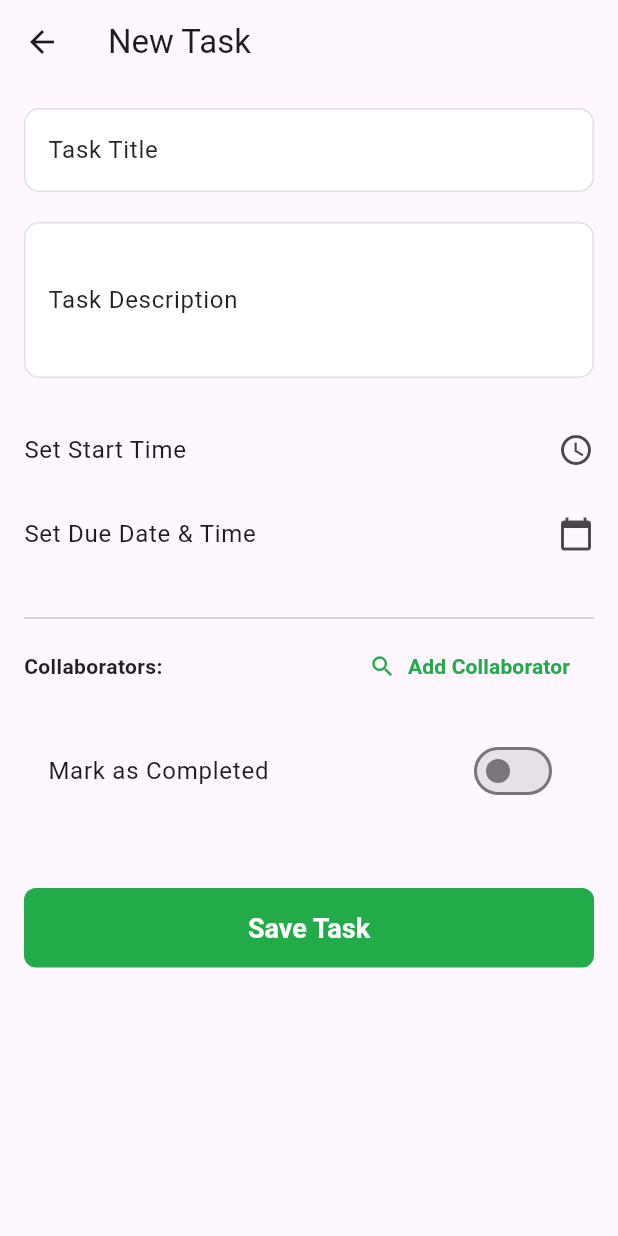
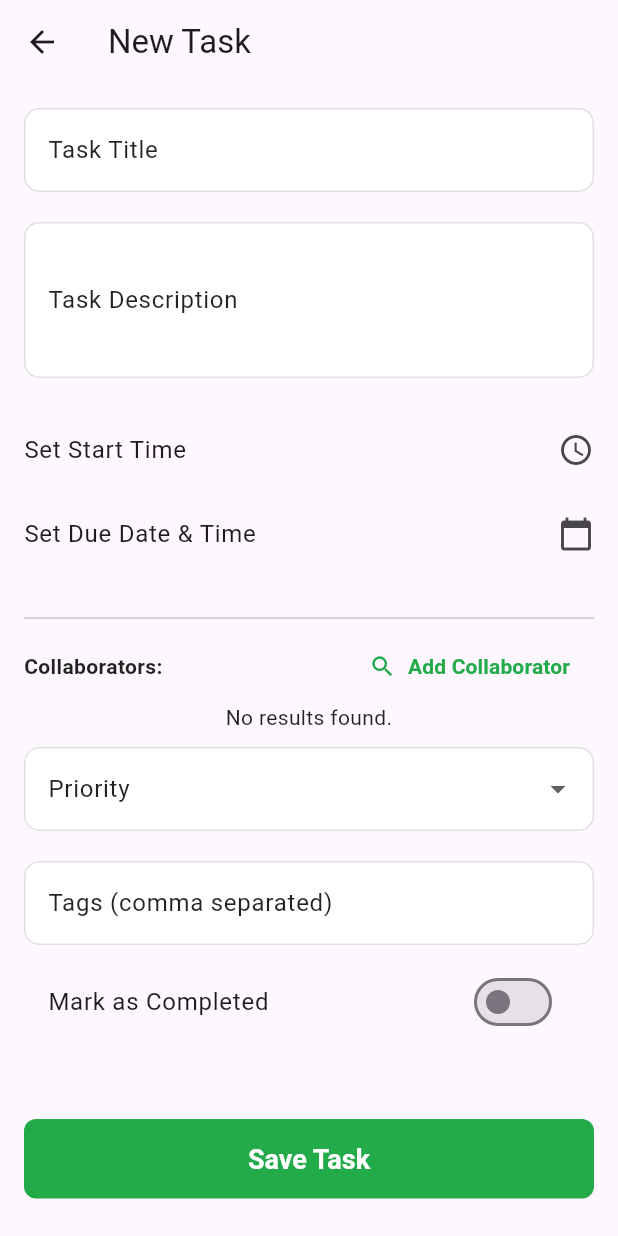
Before and after one commit to BrianMuigai/Task-Manager, a Flutter app: the AddEditTaskPage screen opened directly, on a phone screen of 412 x 824 dp. Run offline on Flutter 3.47's test engine with Material 3 defaults, Android fonts, the phone set to English and light mode, and no system bars; our stand-ins replace cloud_firestore, equatable, firebase_auth, firebase_core, firebase_messaging, flutter_bloc and 8 more; missing offline and left inert: device_calendar; accounts and stored records are empty; statements that could not run were skipped; project files that could hold a hidden picture were left out.

```diff
--- a/lib/features/tasks/data/models/task_model.dart
+++ b/lib/features/tasks/data/models/task_model.dart
@@ -13,6 +13,8 @@ class TaskModel extends Task {
     super.collaboratorIds,
     super.updatedAt,
     super.calendarEventId,
+    super.priority,
+    super.tags,
   });
 
   factory TaskModel.fromDocument(DocumentSnapshot doc) {
@@ -35,7 +37,10 @@ class TaskModel extends Task {
           ? (data['updatedAt'] as Timestamp).toDate()
           : null,
       description: data['description'] ?? '',
-        calendarEventId: data['calendarEventId']);
+      calendarEventId: data['calendarEventId'],
+      priority: data['priority'],
+      tags: data['tags'] != null ? List<String>.from(data['tags']) : null,
+    );
   }
 
   Map<String, dynamic> toMap() {
@@ -51,7 +56,9 @@ class TaskModel extends Task {
       'updatedAt': updatedAt != null
           ? Timestamp.fromDate(updatedAt!)
           : FieldValue.serverTimestamp(),
-      'calendarEventId': calendarEventId
+      'calendarEventId': calendarEventId,
+      'priority': priority,
+      'tags': tags,
     };
   }
 }
--- a/lib/features/tasks/domain/entities/task.dart
+++ b/lib/features/tasks/domain/entities/task.dart
@@ -11,6 +11,8 @@ class Task extends Equatable {
   final List<String> collaboratorIds;
   final DateTime? updatedAt;
   final String? calendarEventId;
+  final int? priority; // e.g., 1 = High, 2 = Medium, 3 = Low
+  final List<String>? tags;
 
   const Task({
     required this.id,
@@ -23,10 +25,12 @@ class Task extends Equatable {
     required this.description,
     this.startTime,
     this.dueDateTime,
+    this.priority,
+    this.tags,
   });
 
-  Task copyWith(
-      {String? id,
+  Task copyWith({
+    String? id,
     String? title,
     DateTime? startTime,
     DateTime? dueDateTime,
@@ -35,7 +39,10 @@ class Task extends Equatable {
     List<String>? collaboratorIds,
     DateTime? updatedAt,
     String? description,
-      String? calendarEventId}) {
+    String? calendarEventId,
+    int? priority,
+    List<String>? tags,
+  }) {
     return Task(
       id: id ?? this.id,
       title: title ?? this.title,
@@ -46,7 +53,10 @@ class Task extends Equatable {
       collaboratorIds: collaboratorIds ?? this.collaboratorIds,
       updatedAt: updatedAt ?? this.updatedAt,
       description: description ?? this.description,
-        calendarEventId: calendarEventId ?? this.calendarEventId);
+      calendarEventId: calendarEventId ?? this.calendarEventId,
+      priority: priority ?? this.priority,
+      tags: tags ?? this.tags,
+    );
   }
 
   @override
@@ -60,6 +70,8 @@ class Task extends Equatable {
         collaboratorIds,
         updatedAt,
         description,
-        calendarEventId
+        calendarEventId,
+        priority,
+        tags,
       ];
 }
--- a/lib/features/tasks/presentation/bloc/tasks_event.dart
+++ b/lib/features/tasks/presentation/bloc/tasks_event.dart
@@ -35,3 +35,13 @@ class SearchCollaboratorsEvent extends TasksEvent {
     required this.currentUserId,
   });
 }
+
+class FilterTasksEvent extends TasksEvent {
+  final String? name;
+  final DateTime?
+      date; // we assume filtering tasks with dueDateTime on a given day
+  final int? priority;
+  final List<String>? tags;
+
+  const FilterTasksEvent({this.name, this.date, this.priority, this.tags});
+}
--- a/lib/features/tasks/presentation/pages/add_edit_task_page.dart
+++ b/lib/features/tasks/presentation/pages/add_edit_task_page.dart
@@ -24,6 +24,8 @@ class _AddEditTaskPageState extends State<AddEditTaskPage> {
   final _formKey = GlobalKey<FormState>();
   late TextEditingController _titleController;
   late TextEditingController _descriptionController;
+  int? _priority;
+  late TextEditingController _tagsController;
   late AppUser currentUser;
   DateTime? _startTime;
   DateTime? _dueDateTime;
@@ -40,6 +42,9 @@ class _AddEditTaskPageState extends State<AddEditTaskPage> {
     _dueDateTime = widget.task?.dueDateTime;
     _completed = widget.task?.completed ?? false;
     _collaboratorIds = widget.task?.collaboratorIds ?? [];
+    _priority = widget.task?.priority; // May be null for new tasks.
+    _tagsController =
+        TextEditingController(text: widget.task?.tags?.join(', ') ?? '');
     currentUser = (context.read<AuthBloc>().state as Authenticated).user;
     if (widget.task != null) {
       FirebaseFirestore.instance
@@ -152,7 +157,12 @@ class _AddEditTaskPageState extends State<AddEditTaskPage> {
           return;
         }
       }
-
+      // Convert tags from comma-separated string to list.
+      List<String> tags = _tagsController.text
+          .split(',')
+          .map((e) => e.trim())
+          .where((e) => e.isNotEmpty)
+          .toList();
       // If editing, use the existing id; otherwise, generate one.
       final String id = widget.task?.id ?? UniqueKey().toString();
       final Task newTask = Task(
@@ -164,7 +174,10 @@ class _AddEditTaskPageState extends State<AddEditTaskPage> {
         ownerId: ownerId,
         collaboratorIds: _collaboratorIds,
         updatedAt: DateTime.now(),
-          description: _descriptionController.text);
+        description: _descriptionController.text,
+        priority: _priority,
+        tags: tags,
+      );
       if (widget.task != null) {
         context.read<TasksBloc>().add(UpdateTaskEvent(newTask));
       } else {
@@ -185,6 +198,7 @@ class _AddEditTaskPageState extends State<AddEditTaskPage> {
   void dispose() {
     _titleController.dispose();
     _descriptionController.dispose();
+    _tagsController.dispose();
     if (widget.task != null) {
       FirebaseFirestore.instance
           .collection('tasks')
@@ -244,7 +258,7 @@ class _AddEditTaskPageState extends State<AddEditTaskPage> {
                 contentPadding: EdgeInsets.zero,
                 title: Text(_startTime != null
                     ? "${AppLocalizations.getString(context, 'startTime')}: ${DateFormat("hh:mm a").format(_startTime!)}"
-                    : "${AppLocalizations.getString(context, 'setStartTime')}"),
+                    : AppLocalizations.getString(context, 'setStartTime')),
                 trailing: Icon(Icons.access_time),
                 onTap: () => _selectStartTime(context),
               ),
@@ -253,7 +267,7 @@ class _AddEditTaskPageState extends State<AddEditTaskPage> {
                 contentPadding: EdgeInsets.zero,
                 title: Text(_dueDateTime != null
                     ? "${AppLocalizations.getString(context, 'dueDate')}: ${DateFormat("MMM d, yyyy hh:mm a").format(_dueDateTime!)}"
-                    : "${AppLocalizations.getString(context, 'setDueDateTime')}"),
+                    : AppLocalizations.getString(context, 'setDueDateTime')),
                 trailing: Icon(Icons.calendar_today),
                 onTap: () => _selectDueDateTime(context),
               ),
@@ -275,8 +289,13 @@ class _AddEditTaskPageState extends State<AddEditTaskPage> {
                   ),
                 ],
               ),
+              if (_collaboratorIds.isEmpty)
+                Text(
+                  AppLocalizations.getString(context, 'noResultsFound'),
+                  textAlign: TextAlign.center,
+                ),
 
-              SizedBox(height: 8),
+              SizedBox(height: 10),
               Wrap(
                 spacing: 8,
                 children: _collaboratorIds
@@ -290,7 +309,40 @@ class _AddEditTaskPageState extends State<AddEditTaskPage> {
                         ))
                     .toList(),
               ),
-
+              // Priority Dropdown
+              DropdownButtonFormField<int>(
+                value: _priority,
+                decoration: InputDecoration(
+                  labelText: "Priority",
+                  border: OutlineInputBorder(),
+                ),
+                items: [
+                  DropdownMenuItem(
+                      value: 1,
+                      child: Text(AppLocalizations.getString(context, 'high'))),
+                  DropdownMenuItem(
+                      value: 2,
+                      child:
+                          Text(AppLocalizations.getString(context, 'medium'))),
+                  DropdownMenuItem(
+                      value: 3,
+                      child: Text(AppLocalizations.getString(context, 'low'))),
+                ],
+                onChanged: (value) {
+                  setState(() {
+                    _priority = value;
+                  });
+                },
+              ),
+              SizedBox(height: 20),
+              // Tags Field
+              TextFormField(
+                controller: _tagsController,
+                decoration: InputDecoration(
+                  labelText: "Tags (comma separated)",
+                  border: OutlineInputBorder(),
+                ),
+              ),
               SizedBox(height: 10),
               // Completed toggle.
               SwitchListTile(
```
Also changed, not shown: assets/lang/en.json (+12 -1 lines), assets/lang/es.json (+13 -1 lines), assets/lang/fr.json (+12 -1 lines), lib/features/tasks/presentation/bloc/tasks_bloc.dart (+64 -20 lines), lib/features/tasks/presentation/pages/tasks_list_page.dart (+20 -0 lines), lib/features/tasks/presentation/widgets/filter_tasks_dialog.dart (added, +108 -0 lines). Lines whose indentation alone changed are shown as unchanged.
